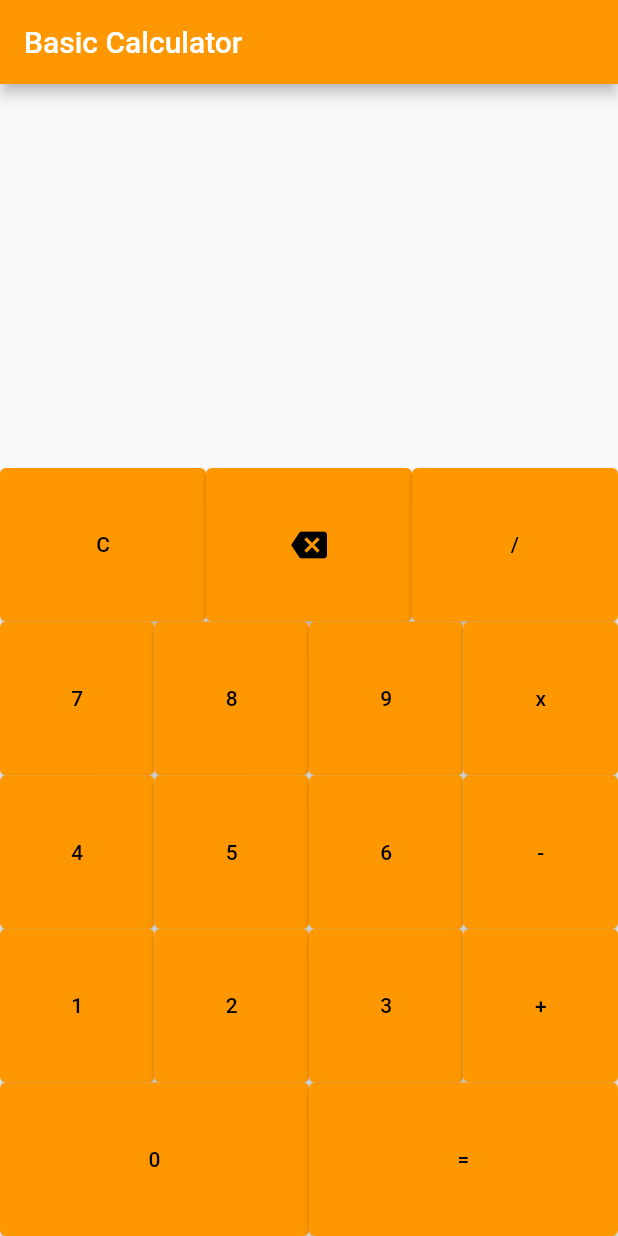
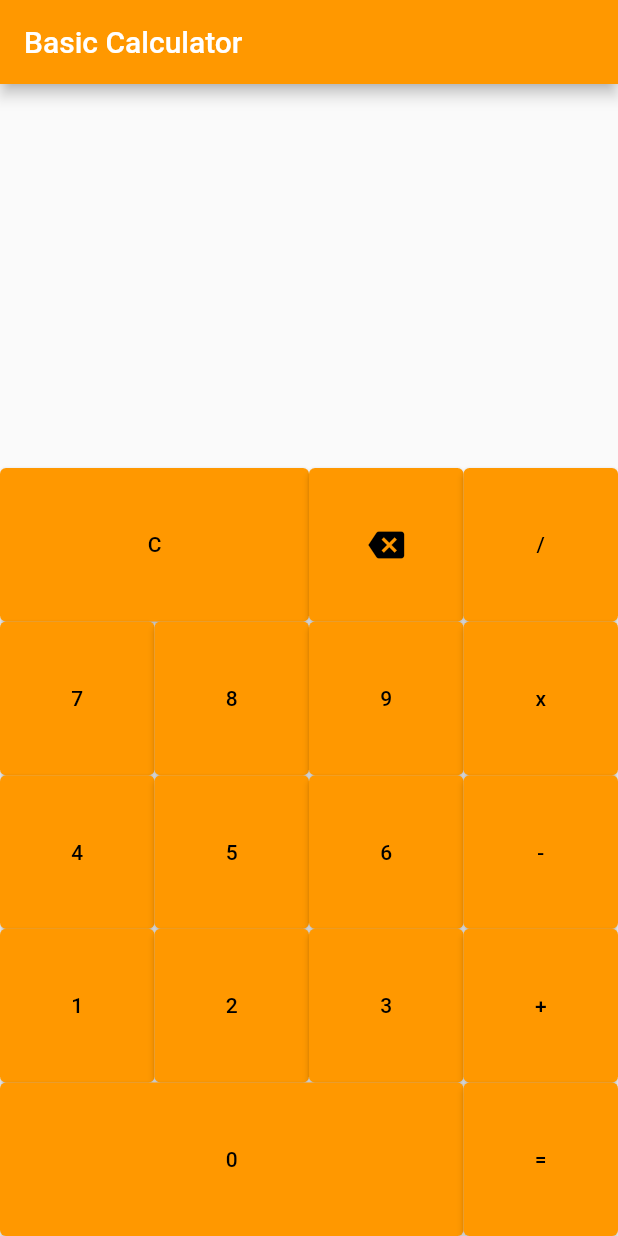
Before and after one commit to muhammadHaggy/calculator_2, a Flutter app: the screen it shows after launch, on a phone screen of 412 x 824 dp. Run offline on Flutter 3.47's test engine with Material 2 defaults, Android fonts, the phone set to English and light mode, and no system bars.

Commit message:
add flex to the button

```diff
--- a/lib/main.dart
+++ b/lib/main.dart
@@ -42,11 +42,12 @@ class _MyHomePageState extends State<MyHomePage> {
   final MaterialColor _primarySwatchColor = Colors.orange;
   final Color _titleAppBarColor = Colors.white;
 
-  Widget buttonBuilder(String text, Function() fun) {
+  Widget buttonBuilder(String text, Function() onPressed, {int flex = 1}) {
     return Expanded(
+      flex: flex,
       child: ElevatedButton(
         child: Text(text),
-        onPressed: fun,
+        onPressed: onPressed,
       ),
     );
   }
@@ -88,7 +89,11 @@ class _MyHomePageState extends State<MyHomePage> {
                           child: Row(
                             crossAxisAlignment: CrossAxisAlignment.stretch,
                             children: [
-                              buttonBuilder('C', () => null),
+                              buttonBuilder(
+                                'C',
+                                () => null,
+                                flex: 2,
+                              ),
                               Expanded(
                                 child: ElevatedButton(
                                   child: Icon(Icons.backspace),
@@ -144,7 +149,11 @@ class _MyHomePageState extends State<MyHomePage> {
                         child: Row(
                           crossAxisAlignment: CrossAxisAlignment.stretch,
                           children: [
-                            buttonBuilder('0', () => null),
+                            buttonBuilder(
+                              '0',
+                              () => null,
+                              flex: 3,
+                            ),
                             buttonBuilder('=', () => null),
                           ],
                         ),
```
